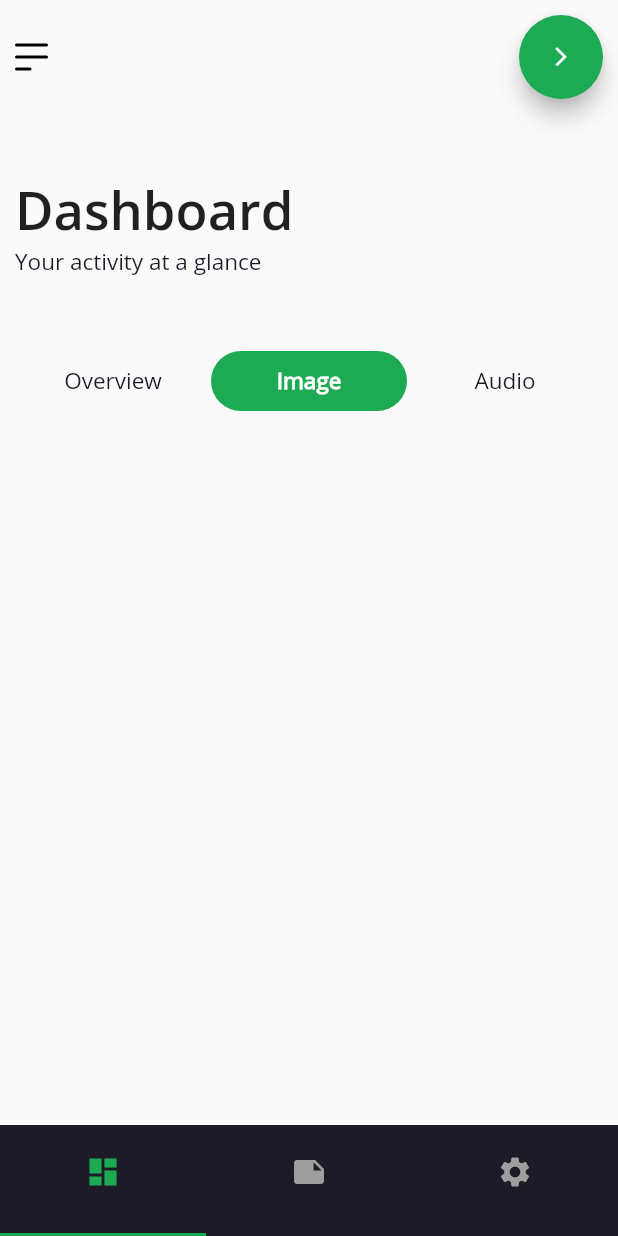
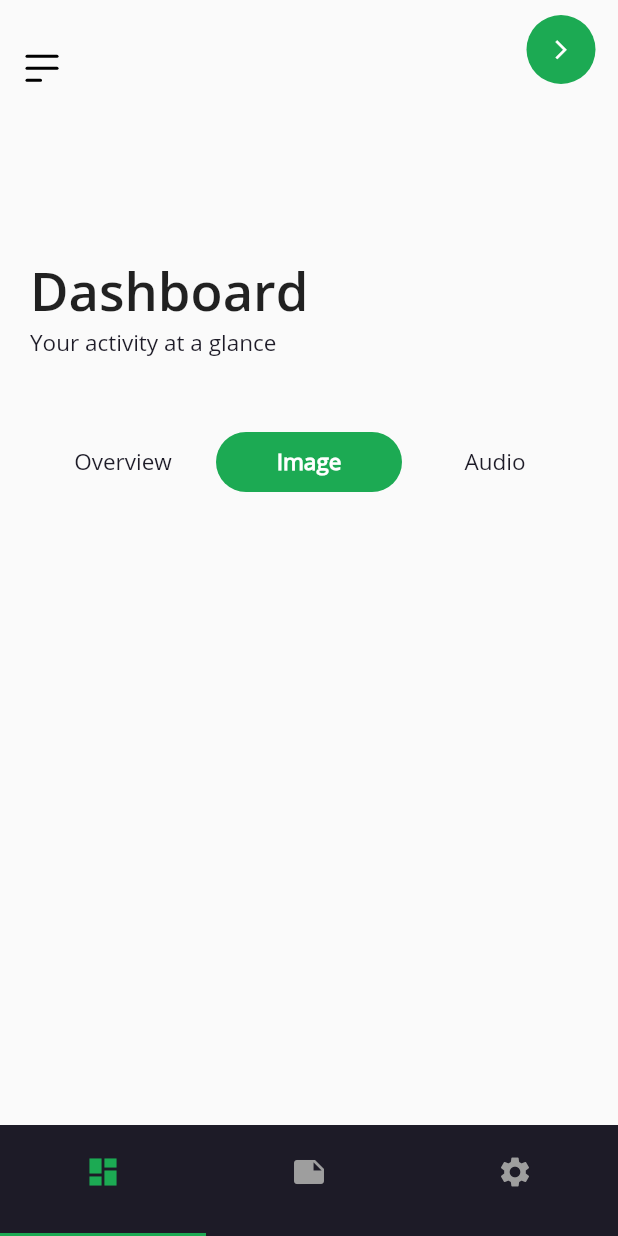
Before and after one commit to bot1001/AI-Birdie, a Flutter app: the screen it shows after launch, tab 2 chosen, on a phone screen of 412 x 824 dp. Run offline on Flutter 3.47's test engine with Material 2 defaults, Android fonts, the phone set to English and light mode, and no system bars; our stand-ins replace audioplayers, camera, datetime_picker_formfield, file_picker, font_awesome_flutter, geolocator and 4 more; missing offline and left inert: flutter_animation_set, flutter_audio_recorder, flutter_email_sender, flutter_timer, grpc, protobuf.

Commit message:
AppBar added in Dashboard

```diff
--- a/lib/screens/soft_dashboard.dart
+++ b/lib/screens/soft_dashboard.dart
@@ -5,6 +5,7 @@ import 'package:aibirdie/screens/settings.dart';
 import 'package:flutter/gestures.dart';
 import 'package:flutter/material.dart';
 import 'package:aibirdie/screens/landing_page.dart';
+// import 'package:font_awesome_flutter/font_awesome_flutter.dart';
 // import 'package:font_awesome_flutter/font_awesome_flutter.dart';
 
 final GlobalKey<ScaffoldState> _scaffoldKey = new GlobalKey<ScaffoldState>();
@@ -41,39 +42,52 @@ class _SoftDashboardState extends State<SoftDashboard>
   @override
   Widget build(BuildContext context) {
     return Scaffold(
-      key: _scaffoldKey,
-      drawer: Drawer(
-        child: Container(
-          child: Center(child: Text("This is drawer")),
+      appBar: PreferredSize(
+
+        preferredSize: Size.fromHeight(100),
+              child: AppBar(
+
+
+          backgroundColor: Color(0xfffafafa),
+          // backgroundColor: Colors.red,
+          // bottom: PreferredSize(
+          //   child: Text("data"),
+          //   preferredSize: Size.fromHeight(50),
+
+          // ),
+
+          elevation: 0.0,
+          actions: <Widget>[
+            Padding(
+              padding: EdgeInsets.only(right: 10, top: 10),
+              child: FloatingActionButton(
+                  elevation: 0.0,
+                  onPressed: () {
+                    // LandingPage
+                    LandingPage.controller.animateToPage(1,
+                        duration: Duration(milliseconds: 300),
+                        curve: Curves.easeInOut);
+                  },
+                  backgroundColor: softGreen,
+                  child: Icon(
+                    Icons.arrow_forward_ios,
+                    size: 15,
                   ),
                 ),
-      body: SafeArea(
-        child: Padding(
-          padding: EdgeInsets.all(10.0),
-          child: Column(
-            // mainAxisAlignment: MainAxisAlignment.spaceAround,
-            crossAxisAlignment: CrossAxisAlignment.start,
-            children: <Widget>[
-              Row(
-                // crossAxisAlignment: CrossAxisAlignment.start,
-                mainAxisAlignment: MainAxisAlignment.spaceBetween,
-                children: <Widget>[
-                  // RaisedButton(
-                  //     onPressed: (()=>_scaffoldKey.currentState.openDrawer()),
-
-                  //     // color: Colors.transparent,
-                  //     child: Image.asset(
-                  //       'images/menu.png',
-                  //       width: 25,
-                  //       // height: 25,
-                  //     ),
-                  //   ),
-                  GestureDetector(
-                    onTap: () {
-                      print("object");
+            )
+          ],
+          leading: Padding(
+            padding: EdgeInsets.only(top: 35,),
+            child: RawMaterialButton(
+              // padding: EdgeInsets.only(top: 20),
+              // elevation: 0.0,
+              // fillColor: Colors.green,
+              // color: Color(0xfffafafa),
+              onPressed: () {
                 _scaffoldKey.currentState.openDrawer();
               },
               child: Column(
+                  mainAxisAlignment: MainAxisAlignment.center,
                   crossAxisAlignment: CrossAxisAlignment.start,
                   children: [
                     Container(
@@ -104,21 +118,25 @@ class _SoftDashboardState extends State<SoftDashboard>
                     ),
                   ]),
             ),
-                  FloatingActionButton(
-                    onPressed: () {
-                      // LandingPage
-                      LandingPage.controller.animateToPage(1,
-                          duration: Duration(milliseconds: 300),
-                          curve: Curves.easeInOut);
-                    },
-                    backgroundColor: softGreen,
-                    child: Icon(
-                      Icons.arrow_forward_ios,
-                      size: 15,
           ),
-                  )
-                ],
+
+          // backgroundColor: Color(0xfffafafa),
         ),
+      ),
+      key: _scaffoldKey,
+      drawer: Drawer(
+        child: Container(
+          child: Center(child: Text("This is drawer")),
+        ),
+      ),
+      body: SafeArea(
+        child: Padding(
+          padding: EdgeInsets.all(20.0),
+          child: Column(
+            // mainAxisAlignment: MainAxisAlignment.spaceAround,
+            crossAxisAlignment: CrossAxisAlignment.start,
+            children: <Widget>[
+
               _pages[_selectedPage],
             ],
           ),
```
Also changed, not shown: lib/screens/landing_page.dart (+5 -7 lines). Lines whose indentation alone changed are shown as unchanged.
